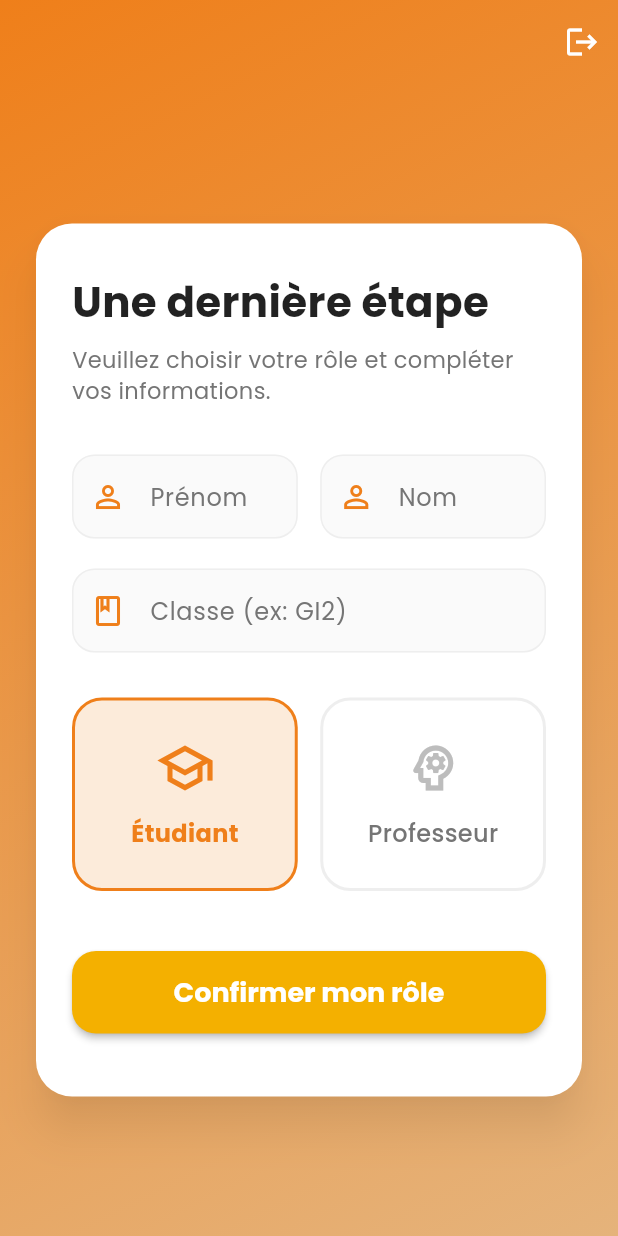
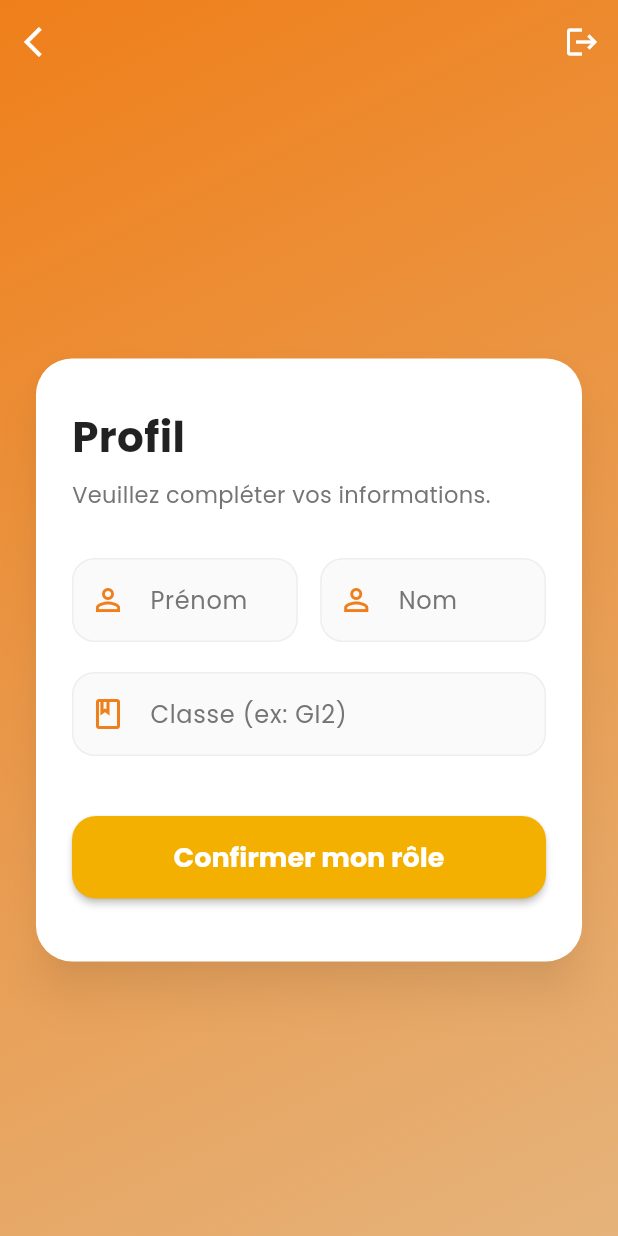
Before and after one commit to ZakariaAboulkacem319/Attendance-System, a Flutter app: the screen it shows once a user with an empty profile is signed in, on a phone screen of 412 x 824 dp. Run offline on Flutter 3.47's test engine with Material 3 defaults, Android fonts, the phone set to English and light mode, and no system bars; our stand-ins replace cloud_firestore, firebase_auth, firebase_core, google_fonts, google_sign_in, qr_flutter; missing offline and left inert: mobile_scanner; accounts and stored records are empty; network calls fail.

```diff
--- a/lib/main.dart
+++ b/lib/main.dart
@@ -1,3 +1,4 @@
+import 'dart:async';
 import 'package:flutter/material.dart';
 import 'package:firebase_core/firebase_core.dart';
 import 'package:firebase_auth/firebase_auth.dart';
@@ -94,7 +95,7 @@ class AttendanceApp extends StatelessWidget {
             elevation: 0,
             backgroundColor: _secondary,
             foregroundColor: _onPrimary,
-            minimumSize: const Size(double.infinity, 54),
+            minimumSize: const Size(0, 54),
             shape: RoundedRectangleBorder(
               borderRadius: BorderRadius.circular(14),
             ),
@@ -139,6 +140,7 @@ class AuthWrapper extends StatefulWidget {
 class _AuthWrapperState extends State<AuthWrapper> {
   final AuthService _authService = AuthService();
   final FirestoreService _firestoreService = FirestoreService();
+  late StreamSubscription<User?> _authSubscription;
 
   User? _user;
   String? _role;
@@ -147,7 +149,7 @@ class _AuthWrapperState extends State<AuthWrapper> {
   @override
   void initState() {
     super.initState();
-    _authService.authStateChanges.listen((user) async {
+    _authSubscription = _authService.authStateChanges.listen((user) async {
       if (!mounted) return;
       if (user != null) {
         setState(() {
@@ -172,6 +174,12 @@ class _AuthWrapperState extends State<AuthWrapper> {
   }
 
   @override
+  void dispose() {
+    _authSubscription.cancel();
+    super.dispose();
+  }
+
+  @override
   Widget build(BuildContext context) {
     if (_isLoading) {
       return const Scaffold(
@@ -180,17 +188,17 @@ class _AuthWrapperState extends State<AuthWrapper> {
     }
 
     if (_user == null) {
-      return const WelcomePage();
+      return const WelcomePage(key: ValueKey('welcome_page'));
     }
 
     if (_role == 'student') {
-      return const StudentPage();
+      return const StudentPage(key: ValueKey('student_page'));
     } else if (_role == 'teacher') {
-      return const TeacherPage();
+      return const TeacherPage(key: ValueKey('teacher_page'));
     } else if (_role == 'admin') {
-      return const AdminPage();
+      return const AdminPage(key: ValueKey('admin_page'));
     } else {
-      return const RoleSelectionPage();
+      return const RoleSelectionPage(key: ValueKey('role_selection_page'));
     }
   }
 }
--- a/lib/pages/role_selection_page.dart
+++ b/lib/pages/role_selection_page.dart
@@ -4,6 +4,7 @@ import '../services/auth_service.dart';
 import '../services/firestore_service.dart';
 import 'student_page.dart';
 import 'teacher_page.dart';
+import 'login_page.dart';
 
 class RoleSelectionPage extends StatefulWidget {
   const RoleSelectionPage({super.key});
@@ -18,7 +19,7 @@ class _RoleSelectionPageState extends State<RoleSelectionPage> {
   final _firstNameController = TextEditingController();
   final _lastNameController = TextEditingController();
   final _classController = TextEditingController();
-  String _selectedRole = 'student';
+  final String _selectedRole = 'student';
   bool _isLoading = false;
 
   Future<void> _completeProfile() async {
@@ -76,16 +77,44 @@ class _RoleSelectionPageState extends State<RoleSelectionPage> {
   }
 
   @override
+  void dispose() {
+    _firstNameController.dispose();
+    _lastNameController.dispose();
+    _classController.dispose();
+    super.dispose();
+  }
+
+  @override
   Widget build(BuildContext context) {
     return Scaffold(
       extendBodyBehindAppBar: true,
       appBar: AppBar(
         backgroundColor: Colors.transparent,
         elevation: 0,
+        leading: IconButton(
+          icon: const Icon(Icons.arrow_back_ios, color: Colors.white),
+          onPressed: () async {
+            await _authService.signOut();
+            if (mounted) {
+              Navigator.pushReplacement(
+                context,
+                MaterialPageRoute(builder: (_) => const WelcomePage()),
+              );
+            }
+          },
+        ),
         actions: [
           IconButton(
             icon: const Icon(Icons.logout, color: Colors.white),
-            onPressed: () => _authService.signOut(),
+            onPressed: () async {
+              await _authService.signOut();
+              if (mounted) {
+                Navigator.pushReplacement(
+                  context,
+                  MaterialPageRoute(builder: (_) => const WelcomePage()),
+                );
+              }
+            },
           ),
         ],
       ),
@@ -116,7 +145,7 @@ class _RoleSelectionPageState extends State<RoleSelectionPage> {
                     crossAxisAlignment: CrossAxisAlignment.start,
                     children: [
                       Text(
-                        'Une dernière étape',
+                        'Profil',
                         style: GoogleFonts.poppins(
                           fontSize: 28,
                           fontWeight: FontWeight.bold,
@@ -125,7 +154,7 @@ class _RoleSelectionPageState extends State<RoleSelectionPage> {
                       ),
                       const SizedBox(height: 8),
                       Text(
-                        'Veuillez choisir votre rôle et compléter vos informations.',
+                        'Veuillez compléter vos informations.',
                         style: GoogleFonts.poppins(
                           fontSize: 15,
                           color: Colors.grey[600],
@@ -151,35 +180,11 @@ class _RoleSelectionPageState extends State<RoleSelectionPage> {
                           ),
                         ],
                       ),
-                      if (_selectedRole == 'student') ...[
-                        const SizedBox(height: 20),
-                        _buildTextField(
-                          _classController,
-                          'Classe (ex: GI2)',
-                          Icons.class_outlined,
-                        ),
-                      ],
-                      const SizedBox(height: 30),
-                      Row(
-                        children: [
-                          Expanded(
-                            child: _buildRoleCard(
-                              'Étudiant',
-                              Icons.school_outlined,
-                              _selectedRole == 'student',
-                              () => setState(() => _selectedRole = 'student'),
-                            ),
-                          ),
-                          const SizedBox(width: 15),
-                          Expanded(
-                            child: _buildRoleCard(
-                              'Professeur',
-                              Icons.psychology_outlined,
-                              _selectedRole == 'teacher',
-                              () => setState(() => _selectedRole = 'teacher'),
-                            ),
-                          ),
-                        ],
+                      const SizedBox(height: 20),
+                      _buildTextField(
+                        _classController,
+                        'Classe (ex: GI2)',
+                        Icons.class_outlined,
                       ),
                       const SizedBox(height: 40),
                       _isLoading
--- a/lib/services/auth_service.dart
+++ b/lib/services/auth_service.dart
@@ -1,9 +1,18 @@
 import 'package:firebase_auth/firebase_auth.dart';
 import 'package:google_sign_in/google_sign_in.dart';
+import 'package:flutter/foundation.dart';
 
 class AuthService {
+  static final AuthService _instance = AuthService._internal();
+  factory AuthService() => _instance;
+  AuthService._internal();
+
   final FirebaseAuth _auth = FirebaseAuth.instance;
-  final GoogleSignIn _googleSignIn = GoogleSignIn();
+  final GoogleSignIn _googleSignIn = GoogleSignIn(
+    clientId: defaultTargetPlatform == TargetPlatform.iOS
+        ? '741024709189-q2j501irs1kp9p121hptdnmaj4rn1hcf.apps.googleusercontent.com'
+        : null,
+  );
 
   Future<UserCredential?> signUpWithEmailAndPassword(
     String email,
```
Also changed, not shown: lib/pages/login_page.dart (+7 -0 lines), lib/pages/signup_page.dart (+1 -35 lines), 1 other file.
